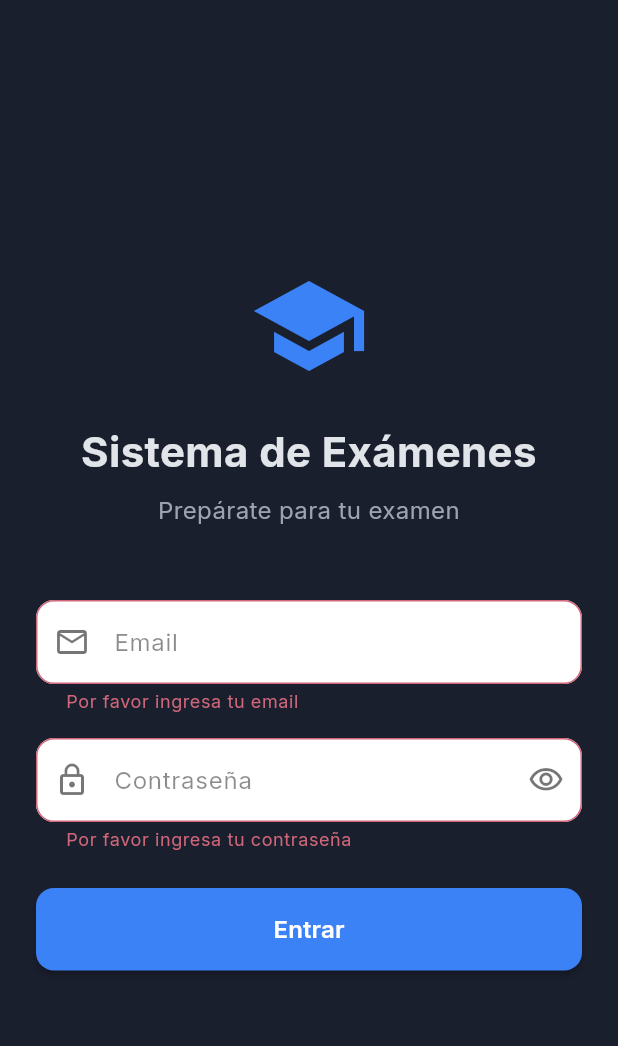
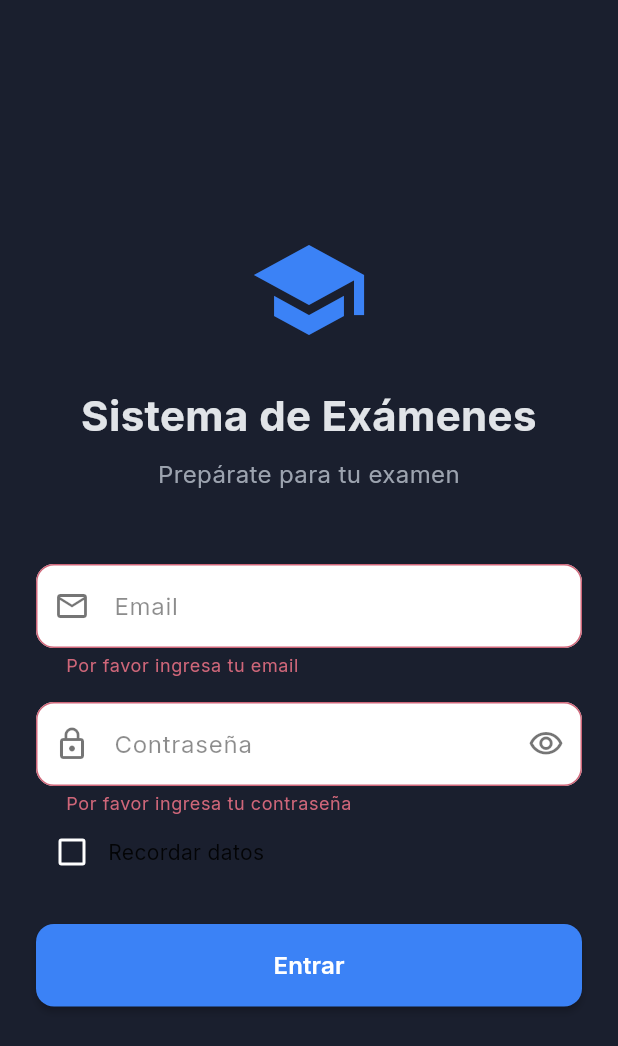
Before and after one commit to luccefe1-ship-it/app-movil-sistema-examenes, a Flutter app: the screen it shows after launch, after a tap on "Entrar", on a phone screen of 412 x 824 dp. Shown: the top 1046 px of the screen. Run offline on Flutter 3.47's test engine with Material 3 defaults, Android fonts, the phone set to English and light mode, and no system bars; our stand-ins replace cloud_firestore, firebase_auth, firebase_core, fl_chart, google_fonts, shared_preferences; accounts and stored records are empty.

Commit message:
Update login_screen.dart

```diff
--- a/lib/screens/auth/login_screen.dart
+++ b/lib/screens/auth/login_screen.dart
@@ -4,6 +4,7 @@ import 'package:google_fonts/google_fonts.dart';
 import '../../services/auth_service.dart';
 import '../../config/app_colors.dart';
 import '../home/home_screen.dart';
+import 'package:shared_preferences/shared_preferences.dart';
 
 class LoginScreen extends StatefulWidget {
   const LoginScreen({super.key});
@@ -18,6 +19,27 @@ class _LoginScreenState extends State<LoginScreen> {
   final _passwordController = TextEditingController();
   bool _isLoading = false;
   bool _obscurePassword = true;
+  bool _recordarDatos = false;
+
+  @override
+  void initState() {
+    super.initState();
+    _cargarDatosGuardados();
+  }
+
+  Future<void> _cargarDatosGuardados() async {
+    final prefs = await SharedPreferences.getInstance();
+    final email = prefs.getString('saved_email') ?? '';
+    final password = prefs.getString('saved_password') ?? '';
+    final recordar = prefs.getBool('recordar_datos') ?? false;
+    if (recordar) {
+      setState(() {
+        _emailController.text = email;
+        _passwordController.text = password;
+        _recordarDatos = true;
+      });
+    }
+  }
 
   @override
   void dispose() {
@@ -32,7 +54,17 @@ class _LoginScreenState extends State<LoginScreen> {
     setState(() => _isLoading = true);
 
     final authService = context.read<AuthService>();
-    final success = await authService.login(
+    final prefs = await SharedPreferences.getInstance();
+        if (_recordarDatos) {
+          await prefs.setString('saved_email', _emailController.text.trim());
+          await prefs.setString('saved_password', _passwordController.text);
+          await prefs.setBool('recordar_datos', true);
+        } else {
+          await prefs.remove('saved_email');
+          await prefs.remove('saved_password');
+          await prefs.setBool('recordar_datos', false);
+        }
+        final success = await authService.login(
       _emailController.text.trim(),
       _passwordController.text,
     );
@@ -169,6 +201,16 @@ class _LoginScreenState extends State<LoginScreen> {
                       return null;
                     },
                   ),
+                                    Row(
+                    children: [
+                      Checkbox(
+                        value: _recordarDatos,
+                        onChanged: (v) => setState(() => _recordarDatos = v ?? false),
+                        activeColor: AppColors.primary,
+                      ),
+                      Text('Recordar datos', style: GoogleFonts.inter(fontSize: 14, color: Colors.black87)),
+                    ],
+                  ),
                   const SizedBox(height: 24),
 
                   // Botón Login
```
